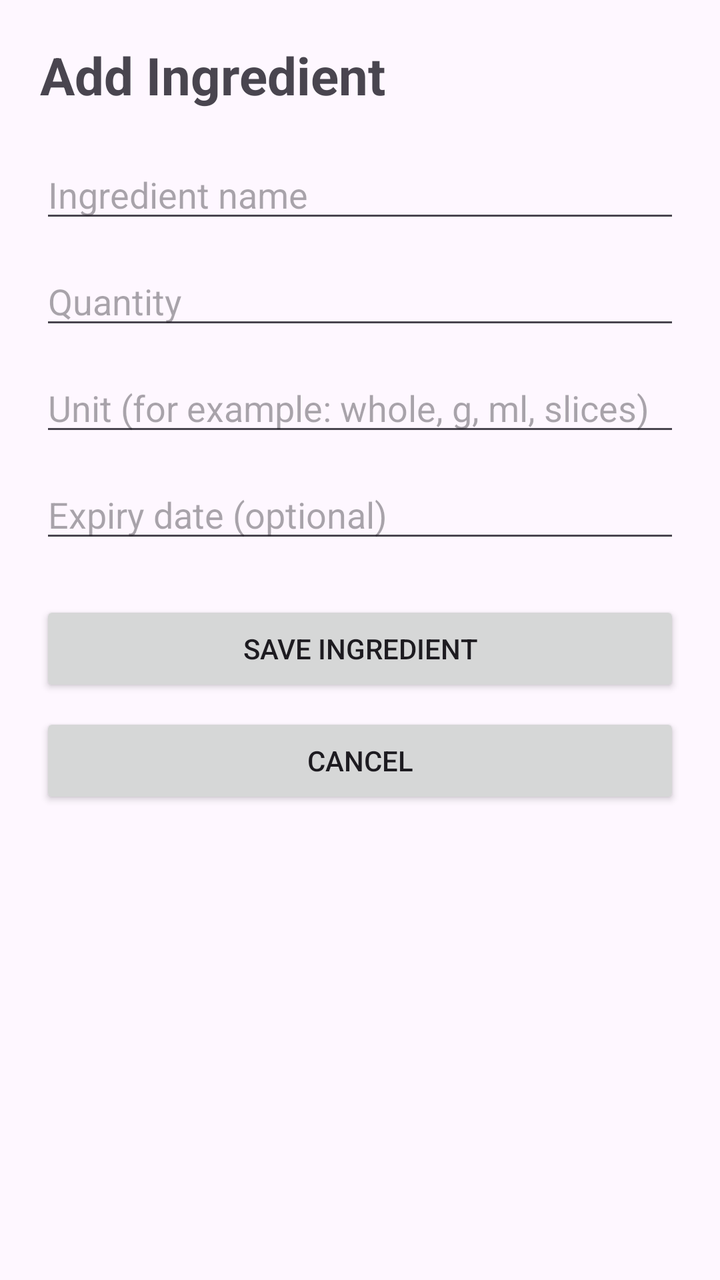
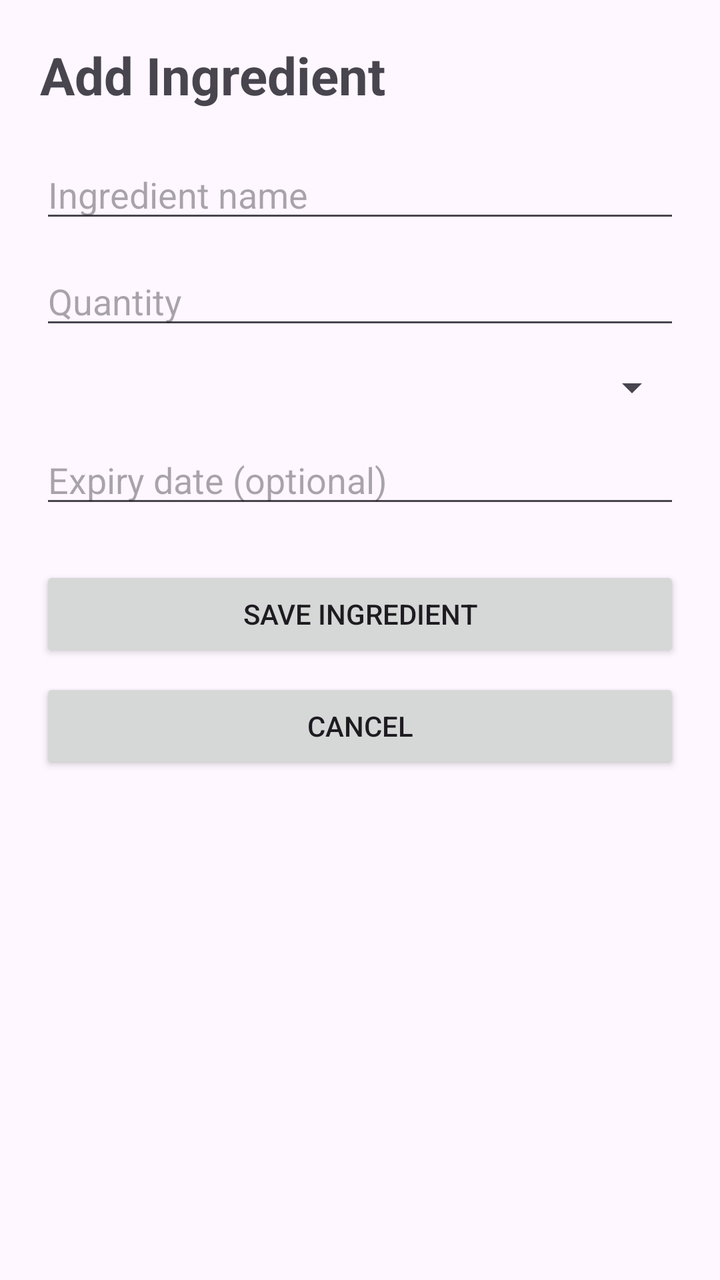

The first picture is an Android layout as it rendered before a commit; the second is the same layout after the commit. The layout source and the unified diff follow.
<!-- AndroidManifest.xml: application theme Theme.SmartPantryManager -->
<!-- res/layout/activity_add_edit_ingredient.xml -->
<?xml version="1.0" encoding="utf-8"?>
<ScrollView xmlns:android="http://schemas.android.com/apk/res/android"
    android:layout_width="match_parent"
    android:layout_height="match_parent"
    android:fitsSystemWindows="true">

    <LinearLayout
        android:layout_width="match_parent"
        android:layout_height="wrap_content"
        android:orientation="vertical"
        android:padding="20dp">

        
        <TextView
            android:id="@+id/formTitle"
            android:layout_width="match_parent"
            android:layout_height="wrap_content"
            android:text="Add Ingredient"
            android:textSize="26sp"
            android:textStyle="bold"
            android:layout_marginBottom="20dp" />

        
        <EditText
            android:id="@+id/ingredientNameEditText"
            android:layout_width="match_parent"
            android:layout_height="wrap_content"
            android:hint="Ingredient name"
            android:inputType="textCapSentences" />

        
        <EditText
            android:id="@+id/quantityEditText"
            android:layout_width="match_parent"
            android:layout_height="wrap_content"
            android:hint="Quantity"
            android:inputType="numberDecimal"
            android:layout_marginTop="12dp" />

        
        <EditText
            android:id="@+id/unitEditText"
            android:layout_width="match_parent"
            android:layout_height="wrap_content"
            android:hint="Unit (for example: whole, g, ml, slices)"
            android:inputType="text"
            android:layout_marginTop="12dp" />

        
        <EditText
            android:id="@+id/expiryDateEditText"
            android:layout_width="match_parent"
            android:layout_height="wrap_content"
            android:hint="Expiry date (optional)"
            android:focusable="false"
            android:clickable="true"
            android:layout_marginTop="12dp" />

        
        <Button
            android:id="@+id/saveIngredientButton"
            android:layout_width="match_parent"
            android:layout_height="wrap_content"
            android:text="Save Ingredient"
            android:layout_marginTop="24dp" />

        
        <Button
            android:id="@+id/cancelButton"
            android:layout_width="match_parent"
            android:layout_height="wrap_content"
            android:text="Cancel"
            android:layout_marginTop="8dp" />

    </LinearLayout>

</ScrollView>
<!-- resources referenced by this layout -->
<resources>
  <style name="Theme.SmartPantryManager" parent="Base.Theme.SmartPantryManager" />
  <style name="Base.Theme.SmartPantryManager" parent="Theme.Material3.DayNight.NoActionBar">
          
          
      </style>
</resources>

<!-- the commit's change to res/layout/activity_add_edit_ingredient.xml (unified diff, before → after) -->
@@ -38,12 +38,10 @@
             android:layout_marginTop="12dp" />
 
         
-        <EditText
-            android:id="@+id/unitEditText"
+        <Spinner
+            android:id="@+id/unitSpinner"
             android:layout_width="match_parent"
             android:layout_height="wrap_content"
-            android:hint="Unit (for example: whole, g, ml, slices)"
-            android:inputType="text"
             android:layout_marginTop="12dp" />
 
         
